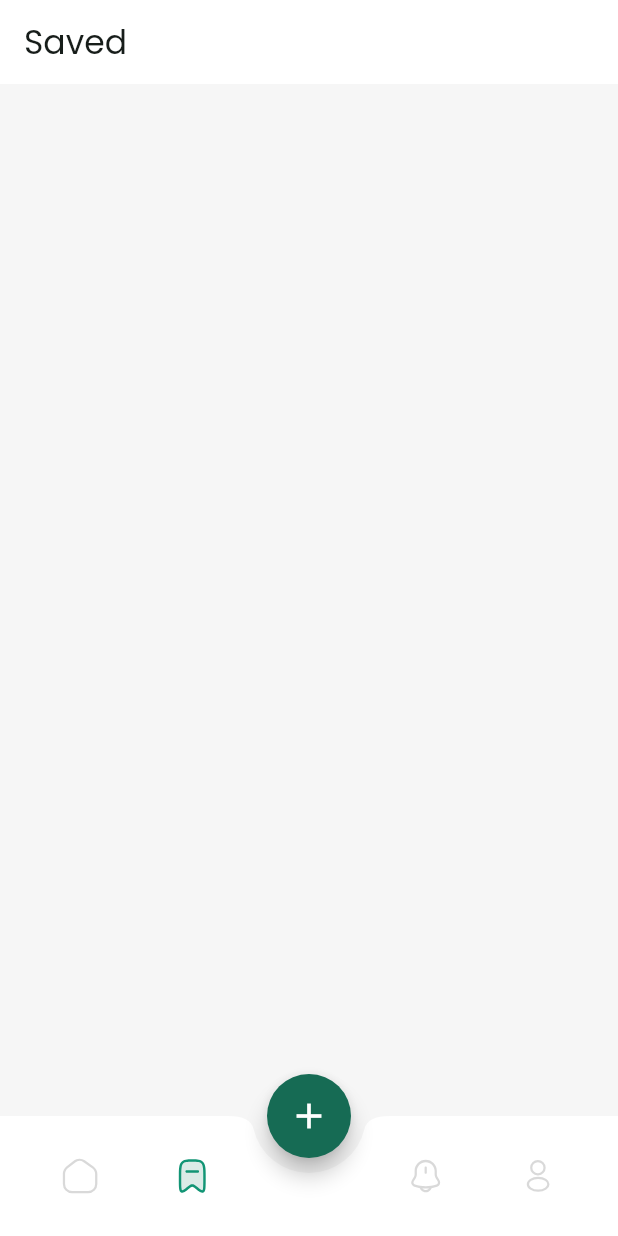
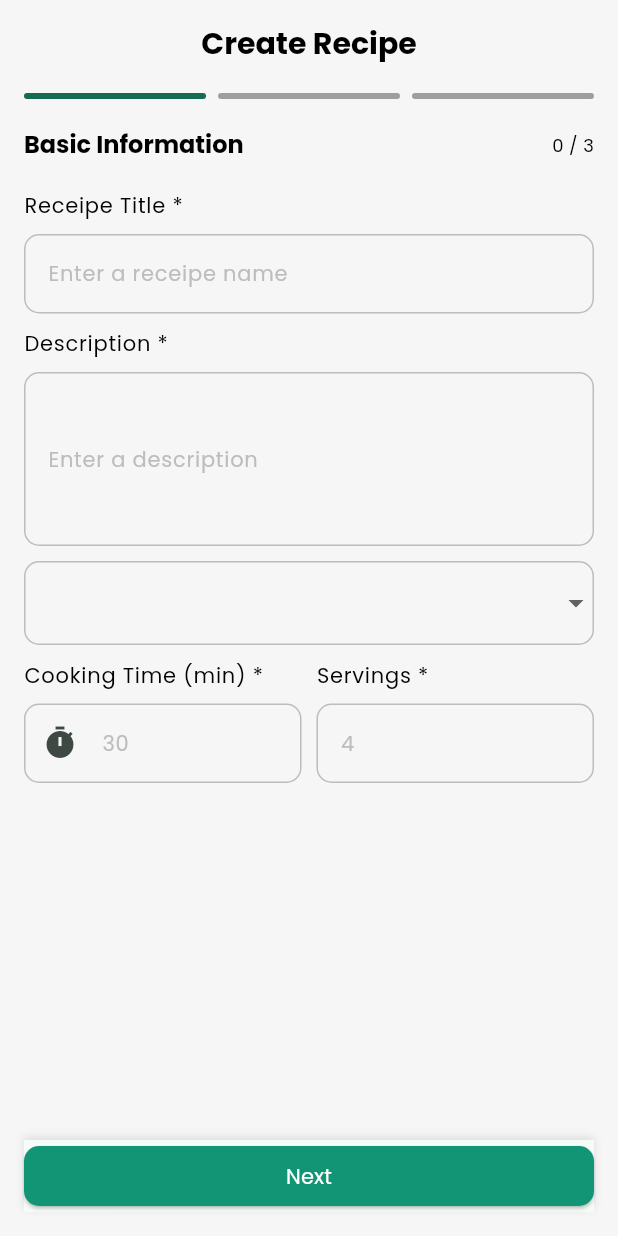
Before and after one commit to bedoyalejandra/receipes-app, a Flutter app: the screen it shows once a user with an empty profile is signed in, item 2 of the bottom bar chosen, after a tap on the "add" icon, on a phone screen of 412 x 824 dp. Run offline on Flutter 3.47's test engine with Material 3 defaults, Android fonts, the phone set to English and light mode, and no system bars; our stand-ins replace cloud_firestore, equatable, firebase_auth, firebase_core, flutter_svg, shared_preferences; accounts and stored records are empty.

Commit message:
feat: add recipe creation screen with basic information form

```diff
--- a/lib/presentation/screens/navigation/main_navigation_screen.dart
+++ b/lib/presentation/screens/navigation/main_navigation_screen.dart
@@ -1,6 +1,7 @@
 import 'package:flutter/material.dart';
 import 'package:provider/provider.dart';
 import 'package:receipes_app_02/presentation/screens/navigation/components/custom_bottom_navigation_bar.dart';
+import 'package:receipes_app_02/presentation/screens/receipes/create_receipe_screen.dart';
 import 'package:receipes_app_02/providers/navigation_provider.dart';
 
 class MainNavigationScreen extends StatelessWidget {
@@ -23,11 +24,14 @@ class MainNavigationScreen extends StatelessWidget {
               FloatingActionButtonLocation.centerDocked,
           floatingActionButton: FloatingActionButton(
             onPressed: () {
-              print('pressed');
+              Navigator.push(
+                context,
+                MaterialPageRoute(builder: (context) => CreateReceipeScreen()),
+              );
             },
             backgroundColor: Theme.of(context).colorScheme.primary,
             shape: const CircleBorder(),
-            child: const Icon(Icons.add, size: 28, color: Colors.white,),
+            child: const Icon(Icons.add, size: 28, color: Colors.white),
           ),
 
           bottomNavigationBar: CustomBottomNavigationBar(),
--- /dev/null
+++ b/lib/presentation/screens/receipes/create_receipe_screen.dart
@@ -0,0 +1,150 @@
+import 'package:flutter/material.dart';
+import 'package:receipes_app_02/constants/spacing.dart';
+import 'package:receipes_app_02/presentation/screens/receipes/receipe_basic_information_form.dart';
+
+class CreateReceipeScreen extends StatefulWidget {
+  CreateReceipeScreen({Key? key}) : super(key: key);
+
+  @override
+  _CreateReceipeScreenState createState() => _CreateReceipeScreenState();
+}
+
+class _CreateReceipeScreenState extends State<CreateReceipeScreen> {
+  final PageController _pageController = PageController();
+  int _currentPage = 0;
+  int _totalSteps = 3;
+
+  _goToNextPage() {
+    if (_currentPage < _totalSteps - 1) {
+      _pageController.nextPage(
+        duration: const Duration(milliseconds: 300),
+        curve: Curves.easeInOut,
+      );
+    }
+  }
+
+  _goToPreviousPage() {
+    if (_currentPage > 0) {
+      _pageController.previousPage(
+        duration: const Duration(milliseconds: 300),
+        curve: Curves.easeInOut,
+      );
+    }
+  }
+
+  @override
+  Widget build(BuildContext context) {
+    return Scaffold(
+      body: SafeArea(
+        child: Padding(
+          padding: const EdgeInsets.all(Spacing.padding),
+          child: Column(
+            children: [
+              Text(
+                'Create Recipe',
+                style: Theme.of(context).textTheme.headlineMedium,
+              ),
+              SizedBox(height: 20),
+              Row(
+                children: [
+                  for (int i = 0; i < _totalSteps; i++) ...[
+                    Expanded(
+                      child: Container(
+                        height: 4,
+                        decoration: BoxDecoration(
+                          color:
+                              i <= _currentPage
+                                  ? Theme.of(context).colorScheme.primary
+                                  : Colors.grey.shade500,
+                          borderRadius: BorderRadius.circular(2),
+                        ),
+                      ),
+                    ),
+                    if (i < _totalSteps - 1) ...[const SizedBox(width: 8)],
+                  ],
+                ],
+              ),
+              SizedBox(height: 20),
+              Row(
+                mainAxisAlignment: MainAxisAlignment.spaceBetween,
+                children: [
+                  Text(
+                    _getPageTitle(_currentPage),
+                    style: Theme.of(context).textTheme.headlineSmall,
+                  ),
+                  Text(
+                    '$_currentPage / $_totalSteps',
+                    style: Theme.of(context).textTheme.bodyMedium,
+                  ),
+                ],
+              ),
+              SizedBox(height: 20),
+              Expanded(
+                child: PageView(
+                  controller: _pageController,
+                  onPageChanged: (index) {
+                    setState(() {
+                      _currentPage = index;
+                    });
+                  },
+                  children: [ReceipeBasicInformationForm()],
+                ),
+              ),
+
+              SizedBox(height: 20),
+              Container(
+                decoration: BoxDecoration(
+                  color: Theme.of(context).colorScheme.surface,
+                  boxShadow: [
+                    BoxShadow(
+                      color: Colors.black.withOpacity(0.1),
+                      blurRadius: 4,
+                      offset: const Offset(0, -2),
+                    ),
+                  ],
+                ),
+                child: Row(
+                  children: [
+                    if (_currentPage > 0) ...[
+                      Expanded(
+                        child: OutlinedButton(
+                          onPressed: _goToPreviousPage,
+                          child: const Text('Previous'),
+                        ),
+                      ),
+                      SizedBox(width: 15),
+                    ],
+                    Expanded(
+                      child: _currentPage < _totalSteps - 1
+                          ? ElevatedButton(
+                              onPressed: _goToNextPage,
+                              child: const Text('Next'),
+                            )
+                          : ElevatedButton(
+                              onPressed: () {},
+                              child: const Text('Create'),
+                            ),
+                    ),
+                  ],
+                ),
+              ),
+            ],
+          ),
+        ),
+      ),
+    );
+  }
+}
+
+_getPageTitle(int index) {
+  switch (index) {
+    case 0:
+      return 'Basic Information';
+    case 1:
+      return 'Ingredients';
+    case 2:
+      return 'Preparation Steps';
+    default:
+      return '';
+  }
+}
--- /dev/null
+++ b/lib/presentation/screens/receipes/receipe_basic_information_form.dart
@@ -0,0 +1,80 @@
+import 'package:flutter/material.dart';
+import 'package:flutter/services.dart';
+import 'package:receipes_app_02/components/custom_text_field.dart';
+import 'package:receipes_app_02/domain/entities/receipe_category.dart';
+
+class ReceipeBasicInformationForm extends StatefulWidget {
+  ReceipeBasicInformationForm({Key? key}) : super(key: key);
+
+  @override
+  _ReceipeBasicInformationFormState createState() =>
+      _ReceipeBasicInformationFormState();
+}
+
+class _ReceipeBasicInformationFormState
+    extends State<ReceipeBasicInformationForm> {
+  final _titleController = TextEditingController();
+  final _descriptionController = TextEditingController();
+  final _cookingTimeController = TextEditingController();
+  final _servingsController = TextEditingController();
+
+  @override
+  Widget build(BuildContext context) {
+    return SingleChildScrollView(
+      child: Column(
+        crossAxisAlignment: CrossAxisAlignment.start,
+        children: [
+          CustomTextField(
+            controller: _titleController,
+            label: 'Receipe Title *',
+            placeholder: 'Enter a receipe name',
+          ),
+          SizedBox(height: 10),
+          CustomTextField(
+            controller: _descriptionController,
+            label: 'Description *',
+            placeholder: 'Enter a description',
+            keyboardType: TextInputType.multiline,
+            maxLines: 4,
+          ),
+          SizedBox(height: 10),
+          DropdownButtonFormField<RecipeCategory>(
+            items: RecipeCategory.values.map((category) {
+              return DropdownMenuItem(
+                value: category,
+                child: Text(category.displayName),
+              );
+            }).toList(),
+            onChanged: (value) {},
+          ),
+          SizedBox(height: 10),
+
+          Row(
+            children: [
+              Expanded(
+                child: CustomTextField(
+                  controller: _cookingTimeController,
+                  label: 'Cooking Time (min) *',
+                  placeholder: '30',
+                  prefixIcon: Icon(Icons.timer),
+                  keyboardType: TextInputType.number,
+                  inputFormatters: [FilteringTextInputFormatter.digitsOnly],
+                ),
+              ),
+              SizedBox(width: 10),
+              Expanded(
+                child: CustomTextField(
+                  controller: _servingsController,
+                  label: 'Servings *',
+                  placeholder: '4',
+                  keyboardType: TextInputType.number,
+                  inputFormatters: [FilteringTextInputFormatter.digitsOnly],
+                ),
+              ),
+            ],
+          ),
+        ],
+      ),
+    );
+  }
+}
```
